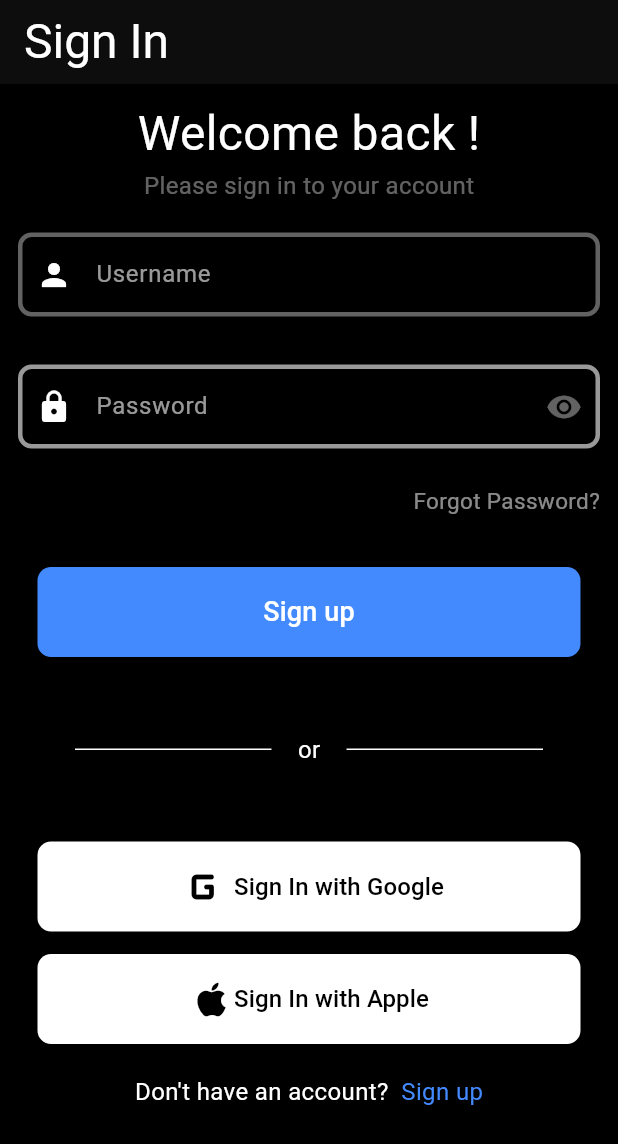
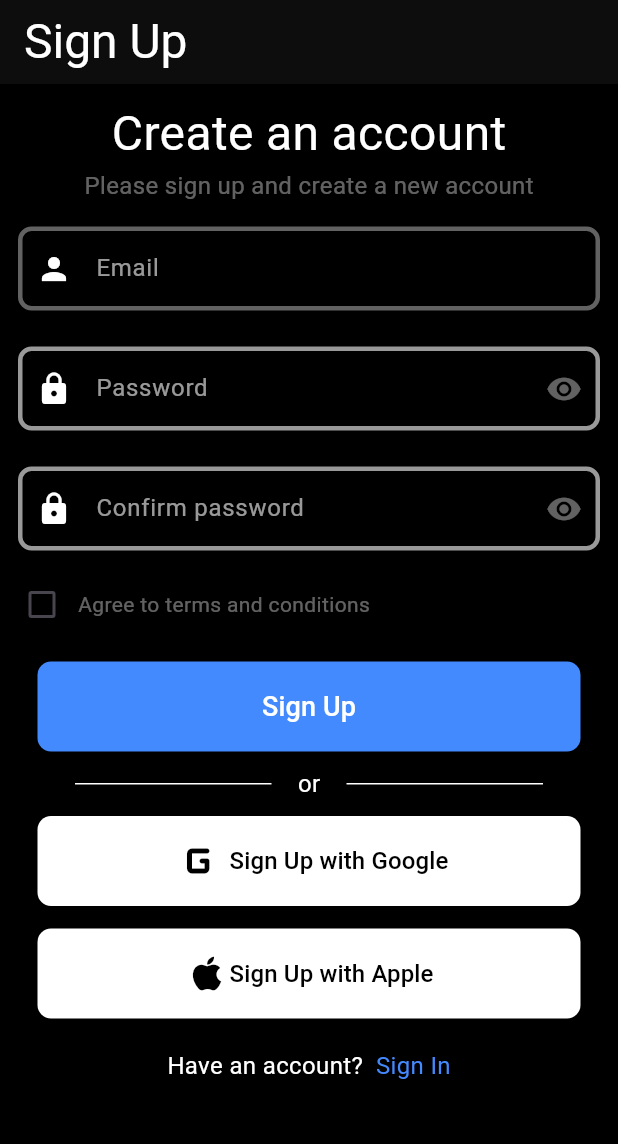
Before and after one commit to ikeecode/awesomeproject, a Flutter app: the screen it shows after launch, on a phone screen of 412 x 824 dp. Shown: the top 1144 px of the screen. Run offline on Flutter 3.47's test engine with Material 3 defaults, Android fonts, the phone set to English and light mode, and no system bars; our stand-ins replace curved_navigation_bar, google_nav_bar.

Commit message:
Implementation screen2 : Sign Up Page

```diff
--- a/lib/my_app.dart
+++ b/lib/my_app.dart
@@ -1,7 +1,7 @@
 import 'package:awesomeproject/awesome_curved_bar.dart';
 import 'package:flutter/material.dart';
 import 'package:awesomeproject/my_home_page.dart';
-import 'package:awesomeproject/screen1.dart';
+import 'package:awesomeproject/screen2.dart';
 
 
 class MyApp extends StatelessWidget {
@@ -14,7 +14,7 @@ class MyApp extends StatelessWidget {
         colorScheme: ColorScheme.fromSeed(seedColor: Colors.deepPurple),
         useMaterial3: true,
       ),
-      home: const Screen1(),
+      home: const Screen2(),
     );
   }
 }
--- a/lib/screen1.dart
+++ b/lib/screen2.dart
@@ -1,21 +1,22 @@
 import 'package:flutter/material.dart';
 
 
-class Screen1 extends StatefulWidget{
-  const Screen1({super.key});
+class Screen2 extends StatefulWidget{
+  const Screen2({super.key});
 
   @override
-  State<Screen1> createState() => _Screen1();
+  State<Screen2> createState() => _Screen2();
 }
 
 
-class _Screen1 extends State<Screen1> {
+class _Screen2 extends State<Screen2> {
+  bool? isChecked = false;
   @override
   Widget build (BuildContext context) {
     return Scaffold(
       appBar: AppBar(
         backgroundColor: Colors.black.withOpacity(0.95),
-        title: const Text("Sign In", style: TextStyle(
+        title: const Text("Sign Up", style: TextStyle(
           color: Colors.white,
           fontSize: 32
         ),),
@@ -29,14 +30,14 @@ class _Screen1 extends State<Screen1> {
             const SizedBox(
               height: 10,
             ),
-            const Text("Welcome back !",
+            const Text("Create an account",
             style:  TextStyle(
               color: Colors.white,
               fontSize: 32,
             ),
             ),
 
-            const Text("Please sign in to your account",
+            const Text("Please sign up and create a new account",
               style:  TextStyle(
                 color: Colors.white38,
                 fontSize: 16,
@@ -53,7 +54,7 @@ class _Screen1 extends State<Screen1> {
                 children: <Widget>[
 
                   Padding(
-                    padding: const EdgeInsets.symmetric(horizontal: 8, vertical: 16),
+                    padding: const EdgeInsets.symmetric(horizontal: 8, vertical: 12),
                     child: TextField(
 
                       decoration: InputDecoration(
@@ -72,7 +73,7 @@ class _Screen1 extends State<Screen1> {
                           focusColor: Colors.white,
 
                           hoverColor: Colors.white,
-                          hintText: 'Username',
+                          hintText: 'Email',
                           hintStyle: const TextStyle(
                               color: Colors.white60
                           )
@@ -81,7 +82,7 @@ class _Screen1 extends State<Screen1> {
                   ),
 
                   Padding(
-                    padding: const EdgeInsets.symmetric(horizontal: 8, vertical: 16),
+                    padding: const EdgeInsets.symmetric(horizontal: 8, vertical: 12),
                     child: TextField(
 
                       decoration: InputDecoration(
@@ -108,30 +109,57 @@ class _Screen1 extends State<Screen1> {
                       ),
                     ),
                   ),
-                  const SizedBox(
-                    height: 8,
+
+                  Padding(
+                    padding: const EdgeInsets.symmetric(horizontal: 8, vertical: 12),
+                    child: TextField(
+
+                      decoration: InputDecoration(
+                          suffixIcon: const Icon(Icons.remove_red_eye_sharp, color: Colors.white38),
+                          prefixIcon: const Icon(Icons.lock, color: Colors.white,),
+                          enabledBorder: OutlineInputBorder(
+                            borderSide: const BorderSide(width: 3, color: Colors.white60),
+                            borderRadius: BorderRadius.circular(9.0),
+                          ),
+                          focusedBorder: OutlineInputBorder(
+                            borderSide: const BorderSide(width: 3, color: Colors.white),
+                            borderRadius: BorderRadius.circular(9.0),
+                          ),
+
+                          filled: true,
+                          fillColor: Colors.black,
+                          focusColor: Colors.white,
+
+                          hoverColor: Colors.white,
+                          hintText: 'Confirm password',
+                          hintStyle: const TextStyle(
+                              color: Colors.white60
+                          )
+                      ),
+                    ),
                   ),
-                  const Padding(
-                    padding:  EdgeInsets.only(right: 8.0),
-                    child: Row(
-                      mainAxisAlignment: MainAxisAlignment.end,
-                      children: [
 
-                        Text("Forgot Password?",
-                          style: TextStyle(
-                            color: Colors.white54,
-                            fontSize: 15,
-                        ),
-                        ),
-                      ],
-                    ),
+                  Row(
+                    children: [
+                      Checkbox(
+                        value: isChecked,
+                        checkColor: Colors.white,
+                        activeColor: Colors.blueAccent,
+                        onChanged: (bool? value) {
+                          setState(() {
+                            isChecked = value;
+                          });
+                        },
+                      ),
+                      Text("Agree to terms and conditions", style: TextStyle(color: Colors.white38),)
+                    ],
                   ),
                 ],
               ),
 
             ),
 
-            const SizedBox(height: 30,),
+            const SizedBox(height: 10,),
             ElevatedButton(
               onPressed: () {
               },
@@ -144,7 +172,7 @@ class _Screen1 extends State<Screen1> {
                   )
               ),
               child: const Text(
-                'Sign up',
+                'Sign Up',
                 style: TextStyle(
                   fontSize: 18,
                   color: Colors.white,
@@ -152,7 +180,7 @@ class _Screen1 extends State<Screen1> {
               ),
 
             ),
-            const SizedBox(height: 50,),
+            const SizedBox(height: 10,),
 
             Stack(
               alignment: Alignment.center,
@@ -176,7 +204,7 @@ class _Screen1 extends State<Screen1> {
               ],
             ),
 
-        const SizedBox(height: 50,),
+        const SizedBox(height: 10,),
         Column(
           children: [
             ElevatedButton(
@@ -195,7 +223,7 @@ class _Screen1 extends State<Screen1> {
                 children: [
                   Icon(Icons.g_mobiledata_rounded, color: Colors.black, size: 40,),
                    Text(
-                    'Sign In with Google',
+                    'Sign Up with Google',
                     style: TextStyle(
                       fontSize: 16,
                       color: Colors.black,
@@ -223,7 +251,7 @@ class _Screen1 extends State<Screen1> {
                 children: [
                   Icon(Icons.apple_outlined, color: Colors.black, size: 30,),
                    Text(
-                    'Sign In with Apple',
+                    'Sign Up with Apple',
                     style: TextStyle(
                       fontSize: 16,
                       color: Colors.black,
@@ -240,8 +268,8 @@ class _Screen1 extends State<Screen1> {
            const Row(
               mainAxisAlignment: MainAxisAlignment.center,
               children: [
-                Text("Don't have an account?  ", style: TextStyle(color: Colors.white, fontSize: 16),),
-                Text("Sign up", style: TextStyle(color: Colors.blueAccent, fontSize: 16),)
+                Text("Have an account?  ", style: TextStyle(color: Colors.white, fontSize: 16),),
+                Text("Sign In", style: TextStyle(color: Colors.blueAccent, fontSize: 16),)
               ],
             )
           ],
```
